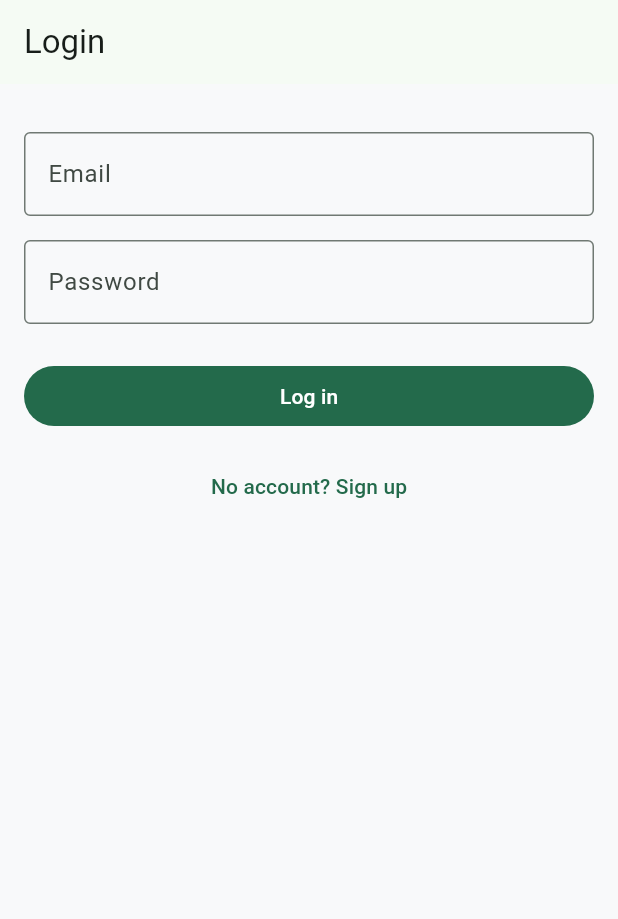
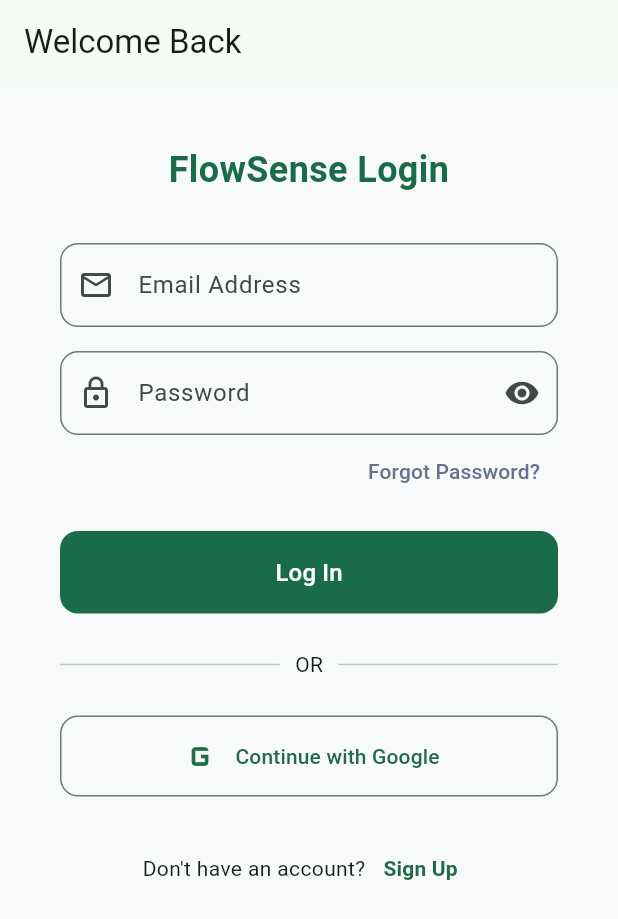
Before and after one commit to Rizwanhu/app-hackathon, a Flutter app: the screen it shows after launch, on a phone screen of 412 x 824 dp. Shown: the top 919 px of the screen. Run offline on Flutter 3.47's test engine with Material 3 defaults, Android fonts, the phone set to English and light mode, and no system bars; our stand-ins replace equatable, flutter_bloc, flutter_dotenv, go_router, google_generative_ai, supabase_flutter; accounts and stored records are empty.

Commit message:
Auth service and backend tables and supabase initiallization

```diff
--- /dev/null
+++ b/lib/core/auth/presentation/login_screen.dart
@@ -0,0 +1,159 @@
+import 'package:flutter/material.dart';
+import 'package:go_router/go_router.dart';
+import '../../../core/services/auth_service.dart';
+import '../../../core/constants/app_spacing.dart';
+import '../../../core/constants/app_colors.dart';
+import '../../../shared/widgets/app_scaffold.dart';
+
+class LoginScreen extends StatefulWidget {
+  const LoginScreen({super.key});
+
+  @override
+  State<LoginScreen> createState() => _LoginScreenState();
+}
+
+class _LoginScreenState extends State<LoginScreen> {
+  final _email = TextEditingController();
+  final _password = TextEditingController();
+  final _authService = AuthService();
+  bool _isLoading = false;
+  bool _obscurePassword = true;
+
+  void _showError(String message) {
+    ScaffoldMessenger.of(context).showSnackBar(
+      SnackBar(
+        content: Text(message),
+        backgroundColor: AppColors.expenseRed,
+        behavior: SnackBarBehavior.floating,
+      ),
+    );
+  }
+
+  Future<void> _login() async {
+    if (_email.text.isEmpty || _password.text.isEmpty) {
+      _showError('Please enter both email and password.');
+      return;
+    }
+
+    setState(() => _isLoading = true);
+    try {
+      await _authService.login(_email.text, _password.text);
+      if (mounted) context.go('/app/dashboard');
+    } catch (e) {
+      _showError(e.toString().replaceAll('Exception: ', ''));
+    } finally {
+      if (mounted) setState(() => _isLoading = false);
+    }
+  }
+
+  Future<void> _forgotPassword() async {
+    if (_email.text.isEmpty) {
+      _showError('Enter your email to receive a reset link.');
+      return;
+    }
+    try {
+      await _authService.resetPassword(_email.text);
+      if (mounted) {
+        ScaffoldMessenger.of(context).showSnackBar(
+          const SnackBar(content: Text('Password reset link sent to your email!')),
+        );
+      }
+    } catch (e) {
+      _showError(e.toString());
+    }
+  }
+
+  @override
+  Widget build(BuildContext context) {
+    return AppScaffold(
+      title: 'Welcome Back',
+      body: _isLoading
+        ? const Center(child: CircularProgressIndicator(color: AppColors.primary))
+        : SingleChildScrollView(
+            padding: const EdgeInsets.all(AppSpacing.lg),
+            child: Column(
+              crossAxisAlignment: CrossAxisAlignment.stretch,
+              children: [
+                const Text(
+                  'FlowSense Login',
+                  style: TextStyle(fontSize: 24, fontWeight: FontWeight.bold, color: AppColors.primary),
+                  textAlign: TextAlign.center,
+                ),
+                const SizedBox(height: AppSpacing.xl),
+                TextField(
+                  controller: _email,
+                  keyboardType: TextInputType.emailAddress,
+                  decoration: const InputDecoration(
+                    labelText: 'Email Address',
+                    prefixIcon: Icon(Icons.email_outlined),
+                    border: OutlineInputBorder(borderRadius: BorderRadius.all(Radius.circular(12))),
+                  ),
+                ),
+                const SizedBox(height: AppSpacing.md),
+                TextField(
+                  controller: _password,
+                  obscureText: _obscurePassword,
+                  decoration: InputDecoration(
+                    labelText: 'Password',
+                    prefixIcon: const Icon(Icons.lock_outline),
+                    suffixIcon: IconButton(
+                      icon: Icon(_obscurePassword ? Icons.visibility : Icons.visibility_off),
+                      onPressed: () => setState(() => _obscurePassword = !_obscurePassword),
+                    ),
+                    border: const OutlineInputBorder(borderRadius: BorderRadius.all(Radius.circular(12))),
+                  ),
+                ),
+                Align(
+                  alignment: Alignment.centerRight,
+                  child: TextButton(
+                    onPressed: _forgotPassword,
+                    child: const Text('Forgot Password?', style: TextStyle(color: AppColors.textSecondary)),
+                  ),
+                ),
+                const SizedBox(height: AppSpacing.md),
+                FilledButton(
+                  onPressed: _login,
+                  style: FilledButton.styleFrom(
+                    backgroundColor: AppColors.primary,
+                    padding: const EdgeInsets.symmetric(vertical: 16),
+                    shape: RoundedRectangleBorder(borderRadius: BorderRadius.circular(12)),
+                  ),
+                  child: const Text('Log In', style: TextStyle(fontSize: 16)),
+                ),
+                const SizedBox(height: AppSpacing.lg),
+                const Row(
+                  children: [
+                    Expanded(child: Divider()),
+                    Padding(padding: EdgeInsets.symmetric(horizontal: 10), child: Text("OR")),
+                    Expanded(child: Divider()),
+                  ],
+                ),
+                const SizedBox(height: AppSpacing.lg),
+                OutlinedButton.icon(
+                  onPressed: () {
+                    // Logic to be implemented later
+                    ScaffoldMessenger.of(context).showSnackBar(
+                      const SnackBar(content: Text("Google Sign-In coming soon!")),
+                    );
+                  },
+                  icon: const Icon(Icons.g_mobiledata, size: 30),
+                  label: const Text('Continue with Google'),
+                  style: OutlinedButton.styleFrom(
+                    padding: const EdgeInsets.symmetric(vertical: 12),
+                    shape: RoundedRectangleBorder(borderRadius: BorderRadius.circular(12)),
+                  ),
+                ),
+                const SizedBox(height: AppSpacing.lg),
+                Row(
+                  mainAxisAlignment: MainAxisAlignment.center,
+                  children: [
+                    const Text("Don't have an account?"),
+                    TextButton(onPressed: () => context.go('/signup'), child: const Text('Sign Up', style: TextStyle(fontWeight: FontWeight.bold))),
+                  ],
+                ),
+              ],
+            ),
+          ),
+    );
+  }
+}
--- a/lib/core/router/app_router.dart
+++ b/lib/core/router/app_router.dart
@@ -2,8 +2,8 @@
 
 import '../auth/auth_scope.dart';
 import '../../features/ai_advisor/presentation/ai_advisor_screen.dart';
-import '../../features/auth/presentation/login_screen.dart';
-import '../../features/auth/presentation/signup_screen.dart';
+import '../../core/auth/presentation/login_screen.dart';
+import '../../core/auth/presentation/signup_screen.dart';
 import '../../features/dashboard/presentation/dashboard_screen.dart';
 import '../../features/ledger/presentation/ledger_screen.dart';
 import '../../features/payables/presentation/payables_screen.dart';
--- /dev/null
+++ b/lib/core/services/auth_service.dart
@@ -0,0 +1,66 @@
+import 'package:supabase_flutter/supabase_flutter.dart';
+
+class AuthService {
+  final SupabaseClient _supabase = Supabase.instance.client;
+
+  /// Sign Up with Email and Password
+  /// Note: Ensure "Confirm Email" is OFF in Supabase Auth settings for demo.
+  Future<AuthResponse> signUp(String email, String password) async {
+    try {
+      final response = await _supabase.auth.signUp(
+        email: email,
+        password: password
+      );
+      return response;
+    } on AuthException catch (e) {
+      // Catching specific Supabase Auth errors (e.g., Email already exists)
+      throw Exception(e.message);
+    } catch (e) {
+      throw Exception('An unexpected error occurred during signup.');
+    }
+  }
+
+  /// Login with Email and Password
+  Future<AuthResponse> login(String email, String password) async {
+    try {
+      final response = await _supabase.auth.signInWithPassword(
+        email: email,
+        password: password
+      );
+      return response;
+    } on AuthException catch (e) {
+      // Catching specific login errors (e.g., Invalid credentials)
+      throw Exception(e.message);
+    } catch (e) {
+      throw Exception('An unexpected error occurred during login.');
+    }
+  }
+
+  /// Sends a Password Reset Link to the user's email
+  /// Requires Deep Linking setup in Supabase Dashboard
+  Future<void> resetPassword(String email) async {
+    try {
+      await _supabase.auth.resetPasswordForEmail(
+        email,
+        redirectTo: 'io.supabase.flowsense://reset-callback/',
+      );
+    } on AuthException catch (e) {
+      throw Exception(e.message);
+    }
+  }
+
+  /// Sign Out the current user
+  Future<void> signOut() async {
+    try {
+      await _supabase.auth.signOut();
+    } catch (e) {
+      throw Exception('Logout failed.');
+    }
+  }
+
+  /// Helper to get the current logged in user
+  User? get currentUser => _supabase.auth.currentUser;
+
+  /// Helper to check if a user is currently authenticated
+  bool get isAuthenticated => _supabase.auth.currentSession != null;
+}
--- a/lib/features/auth/presentation/login_screen.dart
+++ /dev/null
@@ -1,80 +0,0 @@
-import 'package:flutter/material.dart';
-import 'package:go_router/go_router.dart';
-
-import '../../../core/auth/auth_scope.dart';
-import '../../../core/constants/app_spacing.dart';
-import '../../../core/utils/validators.dart';
-import '../../../shared/widgets/app_scaffold.dart';
-
-class LoginScreen extends StatefulWidget {
-  const LoginScreen({super.key});
-
-  @override
-  State<LoginScreen> createState() => _LoginScreenState();
-}
-
-class _LoginScreenState extends State<LoginScreen> {
-  final _email = TextEditingController();
-  final _password = TextEditingController();
-
-  @override
-  void dispose() {
-    _email.dispose();
-    _password.dispose();
-    super.dispose();
-  }
-
-  void _login() {
-    final ok = Validators.isNonEmpty(_email.text) &&
-        Validators.isNonEmpty(_password.text);
-    if (!ok) {
-      ScaffoldMessenger.of(context).showSnackBar(
-        const SnackBar(content: Text('Please enter email + password.')),
-      );
-      return;
-    }
-
-    // Backend intentionally not implemented yet.
-    authNotifier.setMockLoggedIn(true);
-    context.go('/app/dashboard');
-  }
-
-  @override
-  Widget build(BuildContext context) {
-    return AppScaffold(
-      title: 'Login',
-      body: ListView(
-        children: [
-          const SizedBox(height: AppSpacing.md),
-          TextField(
-            controller: _email,
-            keyboardType: TextInputType.emailAddress,
-            decoration: const InputDecoration(
-              labelText: 'Email',
-              border: OutlineInputBorder(),
-            ),
-          ),
-          const SizedBox(height: AppSpacing.md),
-          TextField(
-            controller: _password,
-            obscureText: true,
-            decoration: const InputDecoration(
-              labelText: 'Password',
-              border: OutlineInputBorder(),
-            ),
-          ),
-          const SizedBox(height: AppSpacing.lg),
-          FilledButton(
-            onPressed: _login,
-            child: const Text('Log in'),
-          ),
-          const SizedBox(height: AppSpacing.sm),
-          TextButton(
-            onPressed: () => context.go('/signup'),
-            child: const Text('No account? Sign up'),
-          ),
-        ],
-      ),
-    );
-  }
-}
```
Also changed, not shown: lib/core/auth/presentation/signup_screen.dart (added, +116 -0 lines), lib/core/constants/env.dart (+6 -3 lines), lib/core/services/gemini_service.dart (+11 -7 lines), lib/features/auth/presentation/signup_screen.dart (deleted, +0 -80 lines), lib/main.dart (+18 -3 lines), pubspec.yaml (+12 -72 lines), lib/core/auth/bloc/auth_bloc.dart (renamed from lib/features/auth/bloc/auth_bloc.dart), lib/core/auth/bloc/auth_event.dart (renamed from lib/features/auth/bloc/auth_event.dart), lib/core/auth/bloc/auth_state.dart (renamed from lib/features/auth/bloc/auth_state.dart), lib/core/auth/data/auth_repository.dart (renamed from lib/features/auth/data/auth_repository.dart), pubspec.lock.
